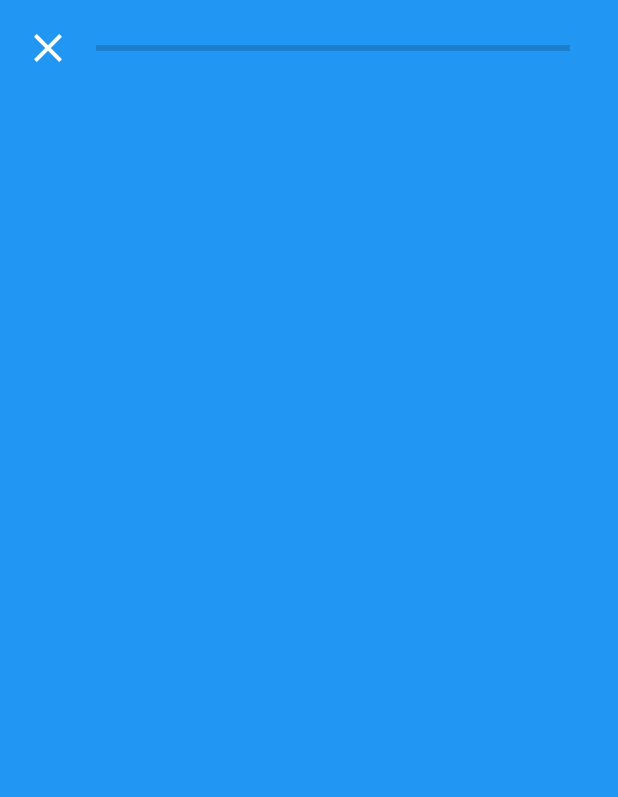
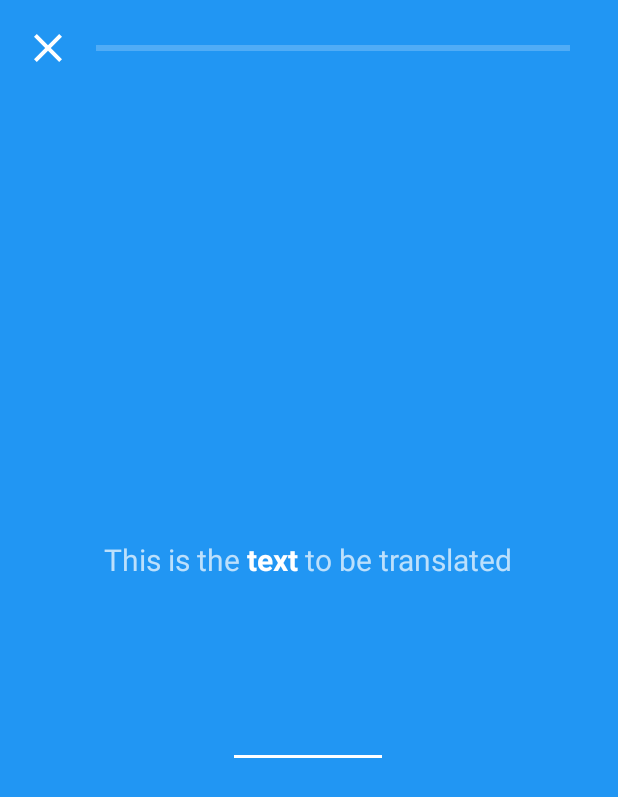
Before and after one commit to Rolodophone/Paraula, an Android app: the LearningActivity screen opened directly, with no data from a screen before it, on a phone screen of 412 x 824 dp. Shown: the top 797 px of the screen. Run offline under Robolectric (Android 15) with nearby library versions, the light colour scheme and no system bars; our stand-ins replace data binding.

Commit message:
made simple translation learning activity

```diff
--- a/android-app/build.gradle
+++ b/android-app/build.gradle
@@ -34,6 +34,9 @@ android {
         sourceCompatibility JavaVersion.VERSION_1_8
         targetCompatibility JavaVersion.VERSION_1_8
     }
+    kotlinOptions {
+        jvmTarget = JavaVersion.VERSION_1_8
+    }
 }
 
 dependencies {
--- /dev/null
+++ b/android-app/src/main/java/net/rolodophone/paraula/learning/TranslationFragment.kt
@@ -0,0 +1,31 @@
+package net.rolodophone.paraula.learning
+
+import android.graphics.Color
+import android.os.Bundle
+import android.text.SpannableStringBuilder
+import android.view.LayoutInflater
+import android.view.View
+import android.view.ViewGroup
+import android.widget.TextView
+import androidx.core.text.bold
+import androidx.core.text.color
+import androidx.fragment.app.Fragment
+import net.rolodophone.paraula.R
+
+@Suppress("UNUSED")
+class TranslationFragment : Fragment() {
+    override fun onCreateView(inflater: LayoutInflater, container: ViewGroup?, savedInstanceState: Bundle?): View {
+        val root = inflater.inflate(R.layout.learning_translation_fragment, container, false) as ViewGroup
+
+        val textView = inflater.inflate(R.layout.learning_translation_text, root, false) as TextView
+        textView.text = SpannableStringBuilder()
+            .append("This is the ")
+            .bold { color(Color.WHITE) { append("text") } }
+            .append(" to be translated")
+        root.addView(textView)
+
+        inflater.inflate(R.layout.learning_translation_text_input, root, true)
+
+        return root
+    }
+}
--- a/android-app/src/main/res/layout/learning_activity.xml
+++ b/android-app/src/main/res/layout/learning_activity.xml
@@ -1,7 +1,6 @@
 <?xml version="1.0" encoding="utf-8"?>
 
-<layout
-    xmlns:android="http://schemas.android.com/apk/res/android"
+<layout xmlns:android="http://schemas.android.com/apk/res/android"
     xmlns:app="http://schemas.android.com/apk/res-auto">
 
     <androidx.constraintlayout.widget.ConstraintLayout
@@ -45,7 +44,8 @@
             app:layout_constraintBottom_toBottomOf="parent"
             app:layout_constraintEnd_toEndOf="parent"
             app:layout_constraintStart_toStartOf="parent"
-            app:layout_constraintTop_toBottomOf="@+id/learning_progress">
+            app:layout_constraintTop_toBottomOf="@+id/learning_progress"
+            android:name="net.rolodophone.paraula.learning.TranslationFragment">
 
         </androidx.fragment.app.FragmentContainerView>
 
--- /dev/null
+++ b/android-app/src/main/res/layout/learning_translation_fragment.xml
@@ -0,0 +1,9 @@
+<?xml version="1.0" encoding="utf-8"?>
+<LinearLayout xmlns:android="http://schemas.android.com/apk/res/android"
+    android:layout_width="wrap_content"
+    android:layout_height="wrap_content"
+    android:layout_gravity="center"
+    android:gravity="center"
+    android:orientation="vertical">
+
+</LinearLayout>
--- /dev/null
+++ b/android-app/src/main/res/layout/learning_translation_text.xml
@@ -0,0 +1,9 @@
+<?xml version="1.0" encoding="utf-8"?>
+<TextView xmlns:android="http://schemas.android.com/apk/res/android"
+    xmlns:tools="http://schemas.android.com/tools"
+    android:layout_width="wrap_content"
+    android:layout_height="wrap_content"
+    android:textSize="20sp"
+    tools:text="Text to be translated">
+
+</TextView>
--- /dev/null
+++ b/android-app/src/main/res/layout/learning_translation_text_input.xml
@@ -0,0 +1,14 @@
+<?xml version="1.0" encoding="utf-8"?>
+<EditText xmlns:android="http://schemas.android.com/apk/res/android"
+    xmlns:tools="http://schemas.android.com/tools"
+    android:layout_width="wrap_content"
+    android:layout_height="wrap_content"
+    android:layout_marginTop="80dp"
+    android:contentDescription="@string/learning_translation_text_input_cd"
+    android:gravity="center"
+    android:importantForAutofill="no"
+    android:inputType="textMultiLine|text"
+    android:minEms="5"
+    tools:ignore="LabelFor">
+
+</EditText>
--- a/android-app/src/main/res/values/strings.xml
+++ b/android-app/src/main/res/values/strings.xml
@@ -10,4 +10,5 @@
     <string name="play">Play</string>
     <string name="stats_names">Most questions answered\nLongest time\nBest score</string>
     <string name="close_button_text">close</string>
+    <string name="learning_translation_text_input_cd">Text input</string>
 </resources>
--- a/android-app/src/main/res/values/styles.xml
+++ b/android-app/src/main/res/values/styles.xml
@@ -13,14 +13,13 @@
     </style>
 
 
-    <style name="LearningTheme" parent="MainTheme">
+    <style name="LearningTheme" parent="Theme.AppCompat.NoActionBar">
 
-        <item name="android:windowLightStatusBar" tools:targetApi="m">false</item>
-        <item name="android:windowLightNavigationBar" tools:targetApi="o_mr1">false</item>
         <item name="android:statusBarColor" tools:targetApi="lollipop">@color/colorPrimary</item>
         <item name="android:navigationBarColor" tools:targetApi="lollipop">@color/colorPrimary</item>
 
         <item name="android:colorBackground">@color/colorPrimary</item>
+
         <item name="colorPrimary">@android:color/white</item>
         <item name="colorPrimaryDark">@android:color/darker_gray</item>
         <item name="colorAccent">@android:color/white</item>
```
